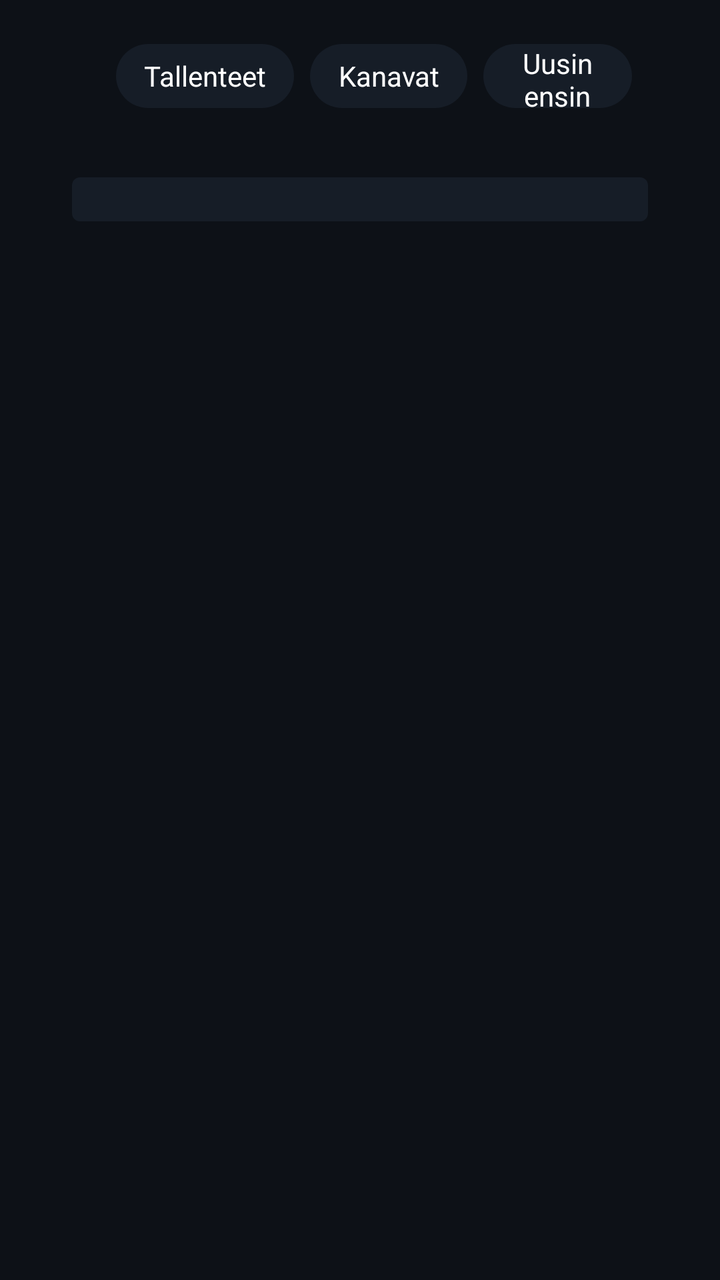
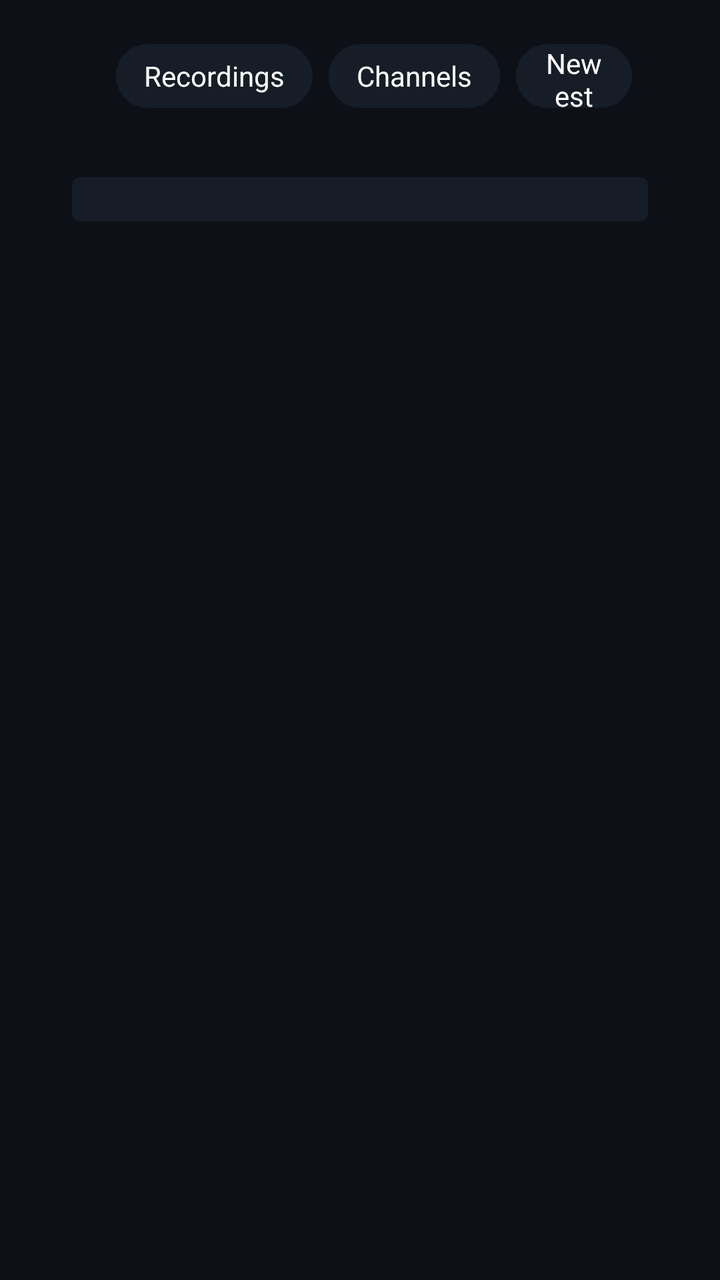

An Android layout rendered at two revisions. The XML below is the earlier revision; the diff shows what the commit changed to produce the second picture.
<!-- AndroidManifest.xml: application theme E2Theme -->
<!-- res/layout/activity_main.xml -->
<?xml version="1.0" encoding="utf-8"?>
<FrameLayout xmlns:android="http://schemas.android.com/apk/res/android"
    android:layout_width="match_parent"
    android:layout_height="match_parent"
    android:background="@color/bg">

    <LinearLayout
        android:layout_width="match_parent"
        android:layout_height="match_parent"
        android:orientation="vertical"
        android:paddingLeft="36dp"
        android:paddingTop="22dp"
        android:paddingRight="36dp"
        android:paddingBottom="14dp">

        <LinearLayout
            android:layout_width="match_parent"
            android:layout_height="wrap_content"
            android:gravity="center_vertical"
            android:orientation="horizontal">

            <TextView
                android:id="@+id/title"
                android:layout_width="wrap_content"
                android:layout_height="wrap_content"
                android:layout_marginRight="22dp"
                android:textColor="@color/text_hi"
                android:textSize="24sp"
                android:textStyle="bold" />

            <TextView android:id="@+id/tabRec" style="@style/E2Tab" android:text="Tallenteet" />
            <TextView android:id="@+id/tabCh" style="@style/E2Tab" android:text="Kanavat" />
            <TextView android:id="@+id/tabSort" style="@style/E2Tab" android:text="Uusin ensin" />
            <TextView android:id="@+id/tabSet" style="@style/E2Tab" android:text="Asetukset" />

            <View
                android:layout_width="0dp"
                android:layout_height="1dp"
                android:layout_weight="1" />

            <TextView
                android:id="@+id/clock"
                android:layout_width="wrap_content"
                android:layout_height="wrap_content"
                android:textColor="@color/text_hi"
                android:textSize="22sp" />
        </LinearLayout>

        <TextView
            android:id="@+id/crumb"
            android:layout_width="match_parent"
            android:layout_height="wrap_content"
            android:layout_marginTop="8dp"
            android:ellipsize="end"
            android:singleLine="true"
            android:textColor="@color/text_dim"
            android:textSize="15sp" />

        <TextView
            android:id="@+id/nowbar"
            android:layout_width="match_parent"
            android:layout_height="22dp"
            android:layout_marginTop="6dp"
            android:background="@drawable/nowbar_bg"
            android:ellipsize="end"
            android:gravity="center_vertical"
            android:paddingLeft="10dp"
            android:paddingRight="10dp"
            android:singleLine="true"
            android:textColor="@color/text_sub"
            android:textSize="13sp" />

        <LinearLayout
            android:layout_width="match_parent"
            android:layout_height="0dp"
            android:layout_marginTop="10dp"
            android:layout_weight="1"
            android:orientation="horizontal">

            <FrameLayout
                android:layout_width="0dp"
                android:layout_height="match_parent"
                android:layout_weight="1.35">

                <androidx.recyclerview.widget.RecyclerView
                    android:id="@+id/list"
                    android:layout_width="match_parent"
                    android:layout_height="match_parent"
                    android:clipToPadding="false"
                    android:descendantFocusability="afterDescendants"
                    android:paddingBottom="30dp"
                    android:scrollbars="vertical" />

                <TextView
                    android:id="@+id/empty"
                    android:layout_width="match_parent"
                    android:layout_height="wrap_content"
                    android:layout_gravity="center"
                    android:gravity="center"
                    android:padding="20dp"
                    android:textColor="@color/text_dim"
                    android:textSize="17sp"
                    android:visibility="gone" />

                <ProgressBar
                    android:id="@+id/busy"
                    style="@android:style/Widget.DeviceDefault.ProgressBar.Large"
                    android:layout_width="wrap_content"
                    android:layout_height="wrap_content"
                    android:layout_gravity="center"
                    android:visibility="gone" />
            </FrameLayout>

            <ScrollView
                android:layout_width="0dp"
                android:layout_height="match_parent"
                android:layout_marginLeft="24dp"
                android:layout_weight="1"
                android:focusable="false"
                android:scrollbars="none">

                <LinearLayout
                    android:layout_width="match_parent"
                    android:layout_height="wrap_content"
                    android:orientation="vertical">

                    <TextView
                        android:id="@+id/dTitle"
                        android:layout_width="match_parent"
                        android:layout_height="wrap_content"
                        android:textColor="@color/text_hi"
                        android:textSize="21sp"
                        android:textStyle="bold" />

                    <TextView
                        android:id="@+id/dMeta"
                        android:layout_width="match_parent"
                        android:layout_height="wrap_content"
                        android:layout_marginTop="8dp"
                        android:lineSpacingExtra="3dp"
                        android:textColor="@color/text_sub"
                        android:textSize="14sp" />

                    <TextView
                        android:id="@+id/dDesc"
                        android:layout_width="match_parent"
                        android:layout_height="wrap_content"
                        android:layout_marginTop="10dp"
                        android:lineSpacingExtra="3dp"
                        android:textColor="#FFC9D1D9"
                        android:textSize="15sp" />
                </LinearLayout>
            </ScrollView>
        </LinearLayout>

        <TextView
            android:id="@+id/footer"
            android:layout_width="match_parent"
            android:layout_height="wrap_content"
            android:layout_marginTop="6dp"
            android:singleLine="true"
            android:textColor="@color/text_sub"
            android:textSize="13sp" />
    </LinearLayout>
</FrameLayout>
<!-- resources referenced by this layout -->
<resources>
  <color name="bg">#FF0D1117</color>
  <color name="text_dim">#FF8B98A8</color>
  <color name="text_hi">#FFFFFFFF</color>
  <color name="text_sub">#FF9FB3C8</color>
  <!-- drawable nowbar_bg (drawable) -->
  <?xml version="1.0" encoding="utf-8"?>
  <shape xmlns:android="http://schemas.android.com/apk/res/android" android:shape="rectangle">
      <solid android:color="@color/panel" />
      <corners android:radius="4dp" />
  </shape>
  <style name="E2Tab">
          <item name="android:layout_width">wrap_content</item>
          <item name="android:layout_height">32dp</item>
          <item name="android:layout_marginRight">8dp</item>
          <item name="android:background">@drawable/tab_bg</item>
          <item name="android:focusable">true</item>
          <item name="android:focusableInTouchMode">true</item>
          <item name="android:gravity">center</item>
          <item name="android:paddingLeft">14dp</item>
          <item name="android:paddingRight">14dp</item>
          <item name="android:textColor">@color/text_hi</item>
          <item name="android:textSize">14sp</item>
      </style>
  <style name="E2Theme" parent="@android:style/Theme.DeviceDefault.NoActionBar.Fullscreen">
          <item name="android:windowBackground">@color/bg</item>
          <item name="android:colorAccent">@color/accent</item>
          <item name="android:textColor">@color/text</item>
      </style>
  <color name="panel">#FF161D27</color>
  <!-- drawable tab_bg (drawable) -->
  <?xml version="1.0" encoding="utf-8"?>
  <selector xmlns:android="http://schemas.android.com/apk/res/android">
      <item android:state_focused="true">
          <shape android:shape="rectangle">
              <solid android:color="@color/accent" />
              <corners android:radius="16dp" />
          </shape>
      </item>
      <item android:state_selected="true">
          <shape android:shape="rectangle">
              <solid android:color="@color/sel" />
              <corners android:radius="16dp" />
          </shape>
      </item>
      <item>
          <shape android:shape="rectangle">
              <solid android:color="@color/panel" />
              <corners android:radius="16dp" />
          </shape>
      </item>
  </selector>
  <color name="accent">#FF4FA3FF</color>
  <color name="text">#FFE6E6E6</color>
  <color name="sel">#FF2A5C99</color>
</resources>

<!-- the commit's change to res/layout/activity_main.xml (unified diff, before → after) -->
@@ -28,10 +28,10 @@
                 android:textSize="24sp"
                 android:textStyle="bold" />
 
-            <TextView android:id="@+id/tabRec" style="@style/E2Tab" android:text="Tallenteet" />
-            <TextView android:id="@+id/tabCh" style="@style/E2Tab" android:text="Kanavat" />
-            <TextView android:id="@+id/tabSort" style="@style/E2Tab" android:text="Uusin ensin" />
-            <TextView android:id="@+id/tabSet" style="@style/E2Tab" android:text="Asetukset" />
+            <TextView android:id="@+id/tabRec" style="@style/E2Tab" android:text="Recordings" />
+            <TextView android:id="@+id/tabCh" style="@style/E2Tab" android:text="Channels" />
+            <TextView android:id="@+id/tabSort" style="@style/E2Tab" android:text="Newest first" />
+            <TextView android:id="@+id/tabSet" style="@style/E2Tab" android:text="Settings" />
 
             <View
                 android:layout_width="0dp"
